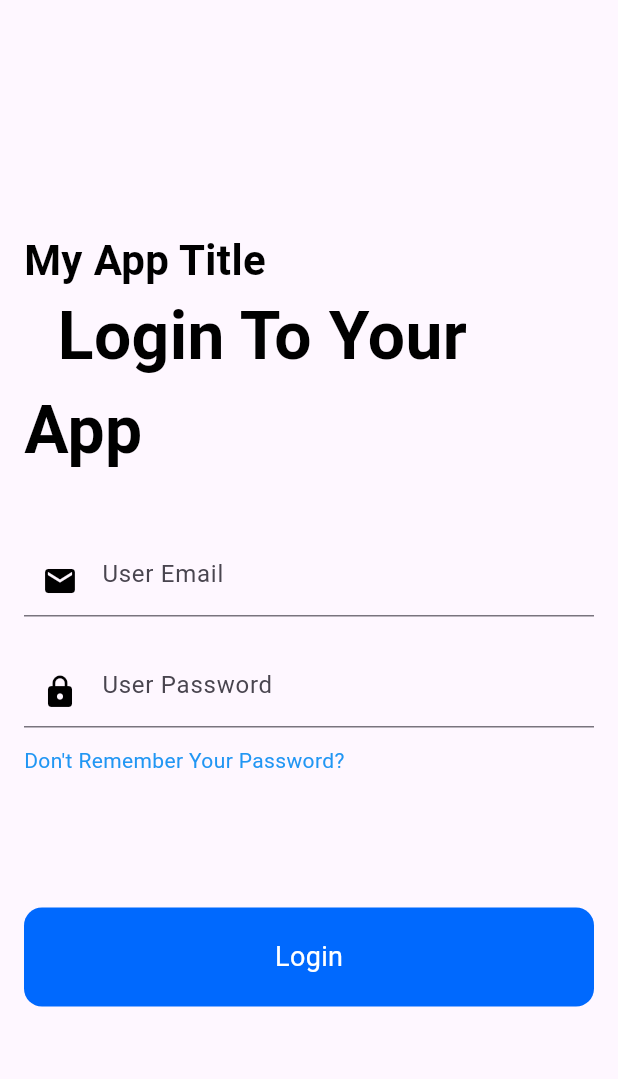
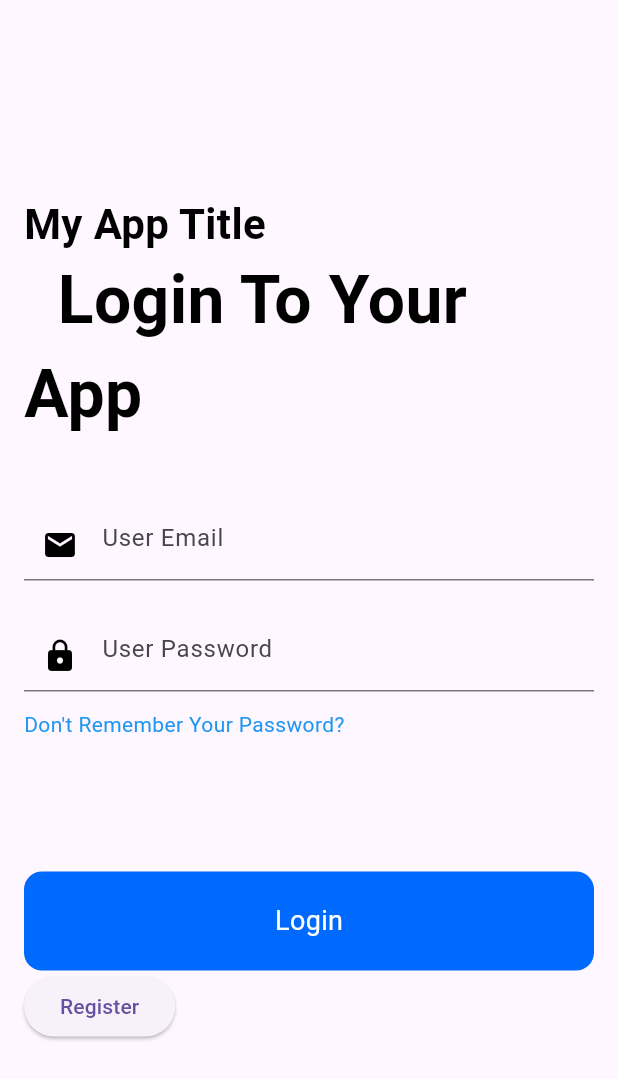
Before and after one commit to ilhambou/Flutter_crud_app, a Flutter app: the screen it shows after launch, on a phone screen of 412 x 824 dp. Shown: the top 1079 px of the screen. Run offline on Flutter 3.47's test engine with Material 3 defaults, Android fonts, the phone set to English and light mode, and no system bars; our stand-ins replace cloud_firestore, firebase_auth, firebase_core; missing offline and left inert: dart:html; accounts and stored records are empty.

Commit message:
login and register

```diff
--- a/lib/main.dart
+++ b/lib/main.dart
@@ -1,32 +1,21 @@
+import 'package:crud_app/register_screen.dart';
+import 'package:firebase_auth/firebase_auth.dart';
+import 'package:firebase_core/firebase_core.dart';
 import 'package:flutter/material.dart';
-import 'package:firebase_core/firebase_core.dart';
 import 'firebase_options.dart';
-import 'package:cloud_firestore/cloud_firestore.dart';
 import 'screens/controle.page.dart';
-import 'package:firebase_auth/firebase_auth.dart';
+
+
+
+
+
 Future<void> main() async {
   await Firebase.initializeApp(
     options: DefaultFirebaseOptions.currentPlatform,
   );
+
   runApp(const MyApp());
 }
-
-/*class MyApp extends StatelessWidget {
-  const MyApp({Key? key}) : super(key: key);
-
-  @override
-  Widget build(BuildContext context) {
-    return MaterialApp(
-      home: ControlPage(),
-      theme: ThemeData(
-        primarySwatch: Colors.blue,
-      ),
-    );
-  }
-
-
-}*/
-
 class MyApp extends StatelessWidget {
     const MyApp({Key? key}) : super(key:key);
   @override
@@ -71,18 +60,20 @@ class _HomePageState extends State<HomePage> {
   }
 }
 
+
+
+
 class LoginScreen extends StatefulWidget {
-   const LoginScreen({ Key? key}) : super(key: key);
+  const LoginScreen({Key? key}) : super(key: key);
 
   @override
   _LoginScreenState createState() => _LoginScreenState();
-
 }
 
 class _LoginScreenState extends State<LoginScreen> {
+  TextEditingController _emailController = TextEditingController();
+  TextEditingController _passwordController = TextEditingController();
 
-
-  //Login function
   static Future<User?> loginUsingEmailPassword({
     required String email,
     required String password,
@@ -104,24 +95,27 @@ static Future<User?> loginUsingEmailPassword({
     }
     return user;
   }
+
   @override
   Widget build(BuildContext context) {
-    //create the textfield controller
-    TextEditingController _emailController = TextEditingController();
-    TextEditingController _passwordController = TextEditingController();
     return Padding(
       padding: EdgeInsets.all(16.0),
       child: Column(
         mainAxisAlignment: MainAxisAlignment.center,
         crossAxisAlignment: CrossAxisAlignment.start,
-        children:  [
-         const Text("My App Title", style:TextStyle(color: Colors.black,
+        children: [
+          const Text(
+            "My App Title",
+            style: TextStyle(
+              color: Colors.black,
               fontSize: 28.0,
-          fontWeight:  FontWeight.bold,
+              fontWeight: FontWeight.bold,
             ),
           ),
-          const Text("  Login To Your App",
-          style:  TextStyle(color: Colors.black,
+          const Text(
+            "  Login To Your App",
+            style: TextStyle(
+              color: Colors.black,
               fontSize: 44.0,
               fontWeight: FontWeight.bold,
             ),
@@ -134,7 +128,7 @@ static Future<User?> loginUsingEmailPassword({
             keyboardType: TextInputType.emailAddress,
             decoration: const InputDecoration(
               hintText: "User Email",
-              prefixIcon:  Icon(  Icons.mail, color:Colors.black),
+              prefixIcon: Icon(Icons.mail, color: Colors.black),
             ),
           ),
           const SizedBox(
@@ -142,22 +136,21 @@ static Future<User?> loginUsingEmailPassword({
           ),
           TextField(
             controller: _passwordController,
-            obscureText:  true,
-            decoration:  const  InputDecoration(
+            obscureText: true,
+            decoration: const InputDecoration(
               hintText: "User Password",
-              prefixIcon:  Icon(  Icons.lock, color:Colors.black),
+              prefixIcon: Icon(Icons.lock, color: Colors.black),
             ),
           ),
           const SizedBox(
             height: 12.0,
-
           ),
-            const Text("Don't Remember Your Password?",
+          const Text(
+            "Don't Remember Your Password?",
             style: TextStyle(color: Colors.blue),
           ),
           const SizedBox(
             height: 88.0,
-
           ),
           Container(
             width: double.infinity,
@@ -166,7 +159,8 @@ static Future<User?> loginUsingEmailPassword({
               elevation: 0.0,
               padding: const EdgeInsets.symmetric(vertical: 20.0),
               shape: RoundedRectangleBorder(
-                borderRadius: BorderRadius.circular(12.0)),
+                borderRadius: BorderRadius.circular(12.0),
+              ),
               onPressed: () async {
                 User? user = await loginUsingEmailPassword(
                   email: _emailController.text,
@@ -180,17 +174,25 @@ static Future<User?> loginUsingEmailPassword({
                   );
                 }
               },
-
-              child: const  Text("Login",style:TextStyle(
+              child: const Text(
+                "Login",
+                style: TextStyle(
                   color: Colors.white,
                   fontSize: 18.0,
-              )),
                 ),
               ),
-
+            ),
+          ),
+          ElevatedButton(
+            onPressed: () {
+              Navigator.of(context).push(
+                MaterialPageRoute(builder: (context) => RegisterScreen()),
+              );
+            },
+            child: const Text('Register'),
+          ),
         ],
       ),
-
     );
   }
 }
```
Also changed, not shown: lib/register_screen.dart (added, +94 -0 lines), pubspec.lock. Lines whose indentation alone changed are shown as unchanged.
